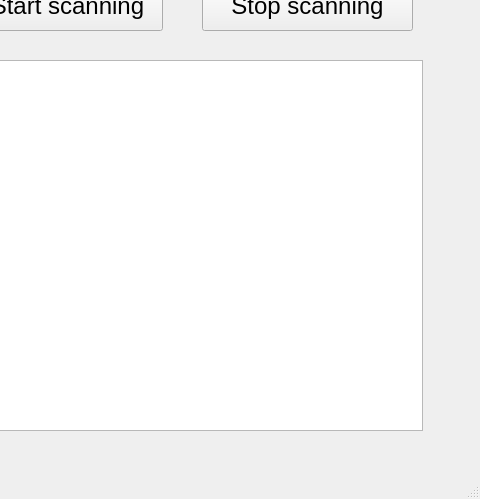
First picture: the form in portScanner/mainwindow.ui, repository Flying-Tom/PortScanner, before the edit; both pictures show x 548 to 1028 and y 217 to 716 of the 1028 by 716 pixel window.
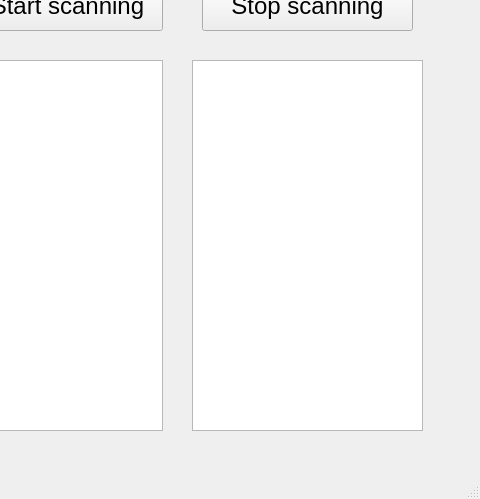
Second picture: the form after the edit.

What changed in the file:
```diff
--- a/portScanner/mainwindow.ui
+++ b/portScanner/mainwindow.ui
@@ -55,7 +55,7 @@
      <rect>
       <x>50</x>
       <y>260</y>
-      <width>921</width>
+      <width>661</width>
       <height>371</height>
      </rect>
     </property>
@@ -414,6 +414,16 @@
      </item>
     </layout>
    </widget>
+   <widget class="QTextBrowser" name="openPortInfo">
+    <property name="geometry">
+     <rect>
+      <x>740</x>
+      <y>260</y>
+      <width>231</width>
+      <height>371</height>
+     </rect>
+    </property>
+   </widget>
    <widget class="QWidget" name="">
     <property name="geometry">
      <rect>
```
